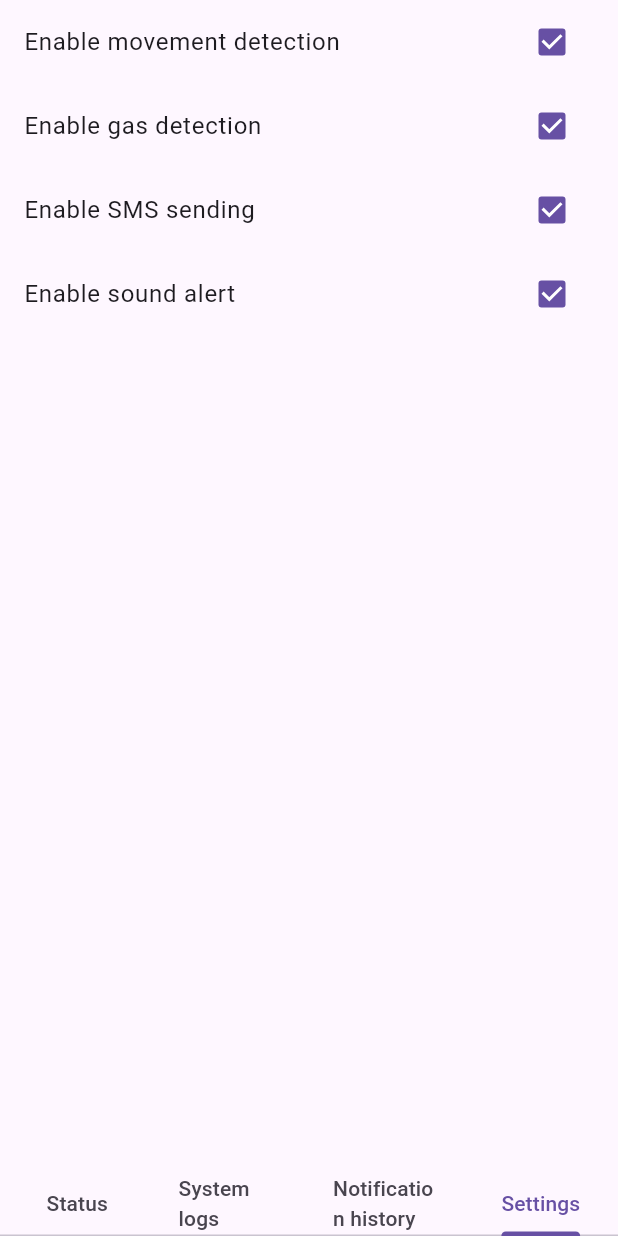
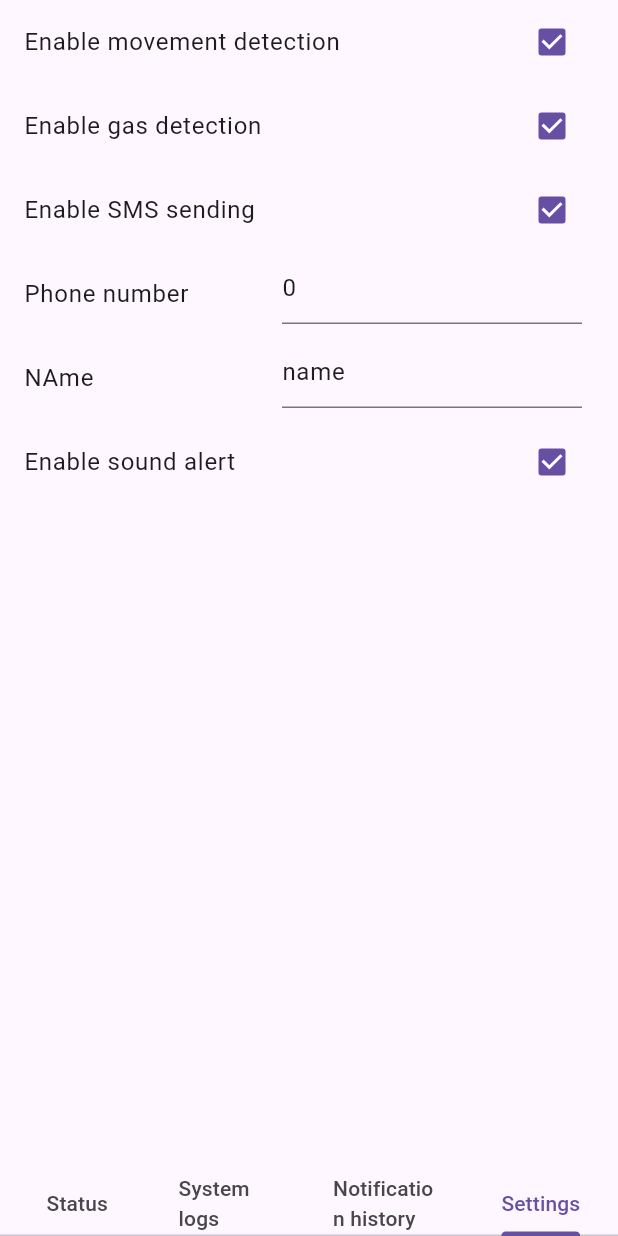
Before and after one commit to capt0-lll/security_system_flutter_app, a Flutter app: the screen it shows after launch, item 4 of the bottom bar chosen, on a phone screen of 412 x 824 dp. Run offline on Flutter 3.47's test engine with Material 3 defaults, Android fonts, the light colour scheme and no system bars.

Commit message:
fixed integer values inputs on settings tab

```diff
--- a/lib/models/settings.dart
+++ b/lib/models/settings.dart
@@ -4,5 +4,7 @@ List<Setting> Settings = [
   Setting("Enable movement detection", true),
   Setting("Enable gas detection", true),
   Setting("Enable SMS sending", true),
+  Setting("Phone number", 0),
+  Setting("NAme", "name"),
   Setting("Enable sound alert ", true),
 ];
--- a/lib/widgets/setting_tile.dart
+++ b/lib/widgets/setting_tile.dart
@@ -1,4 +1,5 @@
 import 'package:flutter/material.dart';
+import 'package:flutter/services.dart';
 
 class SettingTile extends StatefulWidget {
   final String settingName;
@@ -33,10 +34,38 @@ class _SettingTileState extends State<SettingTile> {
             setState(() {});
           });
     } else {
+      //TODO: Fix String input
+      final TextEditingController textEditingController =
+          TextEditingController();
+
+      textEditingController.text = setting.toString();
+
+      TextInputType textInputType;
+
+      TextInputFormatter inputFormatter;
+      if (setting is int) {
+        textInputType = TextInputType.numberWithOptions(
+          signed: false,
+        );
+        inputFormatter = FilteringTextInputFormatter.digitsOnly;
+      } else {
+        textInputType = TextInputType.text;
+      }
+
       return ListTile(
-        title: Text(settingName),
-        trailing: TextField(),
-      );
+          title: Text(settingName),
+          trailing: Container(
+            height: 80,
+            width: 200,
+            child: SizedBox(
+                height: 50,
+                width: 130,
+                child: TextField(
+                  controller: textEditingController,
+                  keyboardType: textInputType,
+                  //TODO: Implement settings saving on change
+                )),
+          ));
     }
   }
 }
--- a/lib/widgets/settings_screen.dart
+++ b/lib/widgets/settings_screen.dart
@@ -16,8 +16,11 @@ class SettingsScreenState extends State<SettingsScreen> {
         itemCount: Settings.length,
         itemBuilder: (context, index) {
           final Setting setting = Settings[index];
+
           return SettingTile(
-              setting: setting.setting, settingName: setting.settingName);
+            settingName: setting.settingName,
+            setting: setting.setting,
+          );
         });
   }
 }
```
